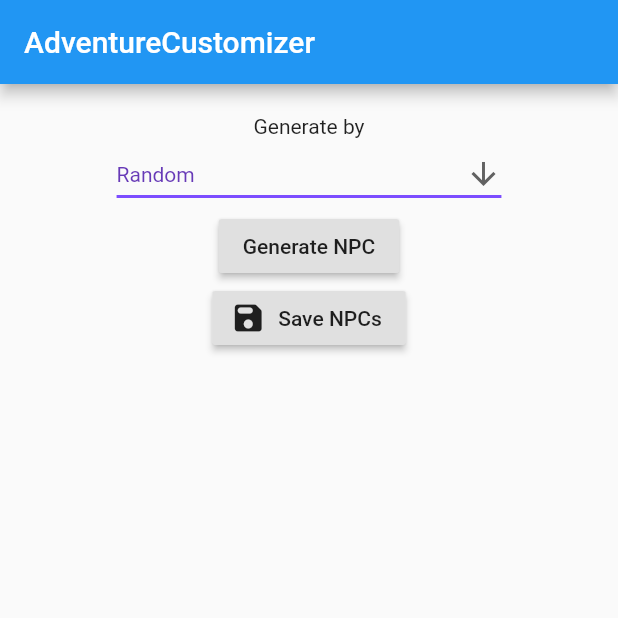
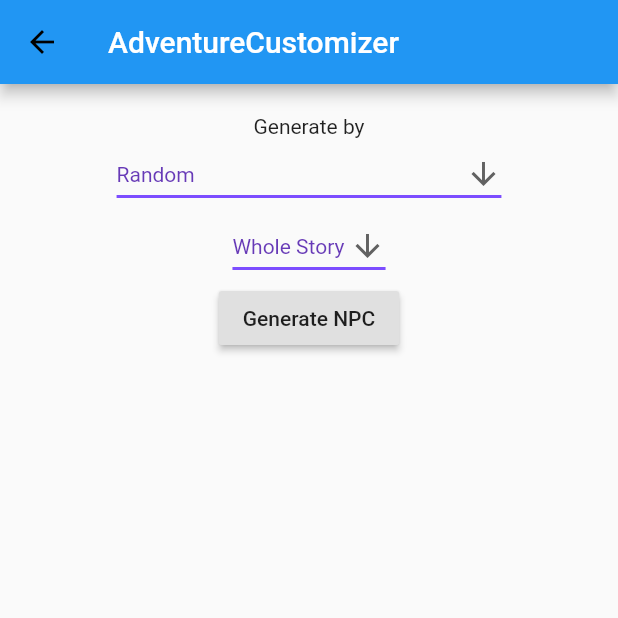
Before and after one commit to Puchacz007/game_master_companion_app, a Flutter app: the NPCgeneratorPage screen opened directly with empty values, on a phone screen of 412 x 824 dp, the top half of it. Run offline on Flutter 3.47's test engine with Material 2 defaults, Android fonts, the phone set to English and light mode, and no system bars.

```diff
--- a/lib/main.dart
+++ b/lib/main.dart
@@ -72,7 +72,7 @@ class _MyHomePageState extends State<MyHomePage> {
             ),
             RaisedButton.icon(
               onPressed: () {
-                Navigator.pushReplacement(
+                Navigator.push(
                   context,
                   MaterialPageRoute(
                       builder: (context) =>
@@ -87,7 +87,7 @@ class _MyHomePageState extends State<MyHomePage> {
             ),
             RaisedButton.icon(
               onPressed: () {
-                Navigator.pushReplacement(
+                Navigator.push(
                   context,
                   MaterialPageRoute(
                       builder: (context) =>
@@ -102,7 +102,7 @@ class _MyHomePageState extends State<MyHomePage> {
             ),
             RaisedButton.icon(
               onPressed: () {
-                Navigator.pushReplacement(
+                Navigator.push(
                   context,
                   MaterialPageRoute(
                       builder: (context) =>
--- a/lib/npcGenerator.dart
+++ b/lib/npcGenerator.dart
@@ -2,15 +2,13 @@ import 'package:flutter/cupertino.dart';
 import 'package:flutter/material.dart';
 import 'package:flutter/services.dart';
 import 'package:game_master_companion_app/adventure.dart';
-
-import 'adventureDesigner.dart';
+import 'package:game_master_companion_app/strings.dart';
 
 class NPCgeneratorPage extends StatefulWidget {
   NPCgeneratorPage({Key key, @required this.adventure}) : super(key: key);
 
   final Adventure adventure;
 
-  setState() {}
 
   @override
   _NPCgeneratorPageState createState() => _NPCgeneratorPageState(adventure);
@@ -18,47 +16,48 @@ class NPCgeneratorPage extends StatefulWidget {
 
 class _NPCgeneratorPageState extends State<NPCgeneratorPage> {
   Adventure adventure;
+  var npcs = <NPC>[];
+  final skillPointsNumber = TextEditingController();
 
   _NPCgeneratorPageState(this.adventure) {
-    adventure.stats.forEach((key, value) {
-      test[key] = false;
+    adventure.maxStats.forEach((key, value) {
+      priorityStats[key] = false;
+      skillPointsNumber.text = "0";
     });
   }
 
   String dropdownGenType = NPCGENRAND;
+  String dropdownStoryPoint = NPCGENWHOLESTORY;
   String dropdownStat;
 
-  static const NPCGENNONE = 'None';
-  static const NPCGENRAND = 'Random';
-  static const NPCGENSKILL = 'By skill points number';
-  static const NPCGENSTATS = 'By main stats';
-  static const NPCGENSKILLSTATS = 'By skill points number and main stats';
+  Map<String, bool> priorityStats = new Map();
 
-  Map<String, bool> test = new Map();
-  List<Stat> test2 = [];
+  // List<Stat> test2 = [];
+  bool isNPCGenerated = false;
 
   @override
   Widget build(BuildContext context) {
     //  test=new Map();
-
+/*
     adventure.stats.forEach((key, value) {
       test2.add(Stat(key, false));
     });
+*/
 
-    List<DropdownMenuItem> dropdownStatList = adventure.stats.keys
+    List<DropdownMenuItem> dropdownStatList = adventure.maxStats.keys
         .toList()
         .map((val) => DropdownMenuItem(
               value: val,
               child: Row(
                 children: <Widget>[
                   Checkbox(
-                    onChanged: (bool value) {
+                    onChanged: (bool check) {
                       setState(() {
-                        test[val] = value;
+                        priorityStats[val] = check;
                         // val.setCheck(value);
                       });
                     },
-                    value: test[val],
+                    value: priorityStats[val],
                   ),
                   Text(val),
                 ],
@@ -66,8 +65,25 @@ class _NPCgeneratorPageState extends State<NPCgeneratorPage> {
             ))
         .toList();
 
+    List<String> temp = [NPCGENWHOLESTORY];
+
+    for (var storyPoint in adventure.storyPoints.keys) {
+      temp.add(storyPoint.toString());
+    }
+
+    List<DropdownMenuItem> dropdownStoryPointsList = temp
+        .map((val) => DropdownMenuItem(
+              value: val,
+              child: Text(val),
+            ))
+        .toList();
+
     return Scaffold(
       appBar: AppBar(
+        leading: IconButton(
+          icon: Icon(Icons.arrow_back, color: Colors.black),
+          onPressed: () => Navigator.pop(context),
+        ),
         // Here we take the value from the MyHomePage object that was created by
         // the App.build method, and use it to set our appbar title.
         title: Text("AdventureCustomizer"),
@@ -97,9 +113,9 @@ class _NPCgeneratorPageState extends State<NPCgeneratorPage> {
               items: <String>[
                 NPCGENNONE,
                 NPCGENRAND,
-                NPCGENSKILL,
+                NPCGENSKILLPOINTS,
                 NPCGENSTATS,
-                NPCGENSKILLSTATS
+                NPCGENSKILLPOINTSSTATS
               ].map<DropdownMenuItem<String>>((String value) {
                 return DropdownMenuItem<String>(
                   value: value,
@@ -107,17 +123,35 @@ class _NPCgeneratorPageState extends State<NPCgeneratorPage> {
                 );
               }).toList(),
             ),
-            if (dropdownGenType == NPCGENSKILL ||
-                dropdownGenType == NPCGENSKILLSTATS)
+            DropdownButton<String>(
+              value: dropdownStoryPoint,
+              icon: Icon(Icons.arrow_downward),
+              iconSize: 24,
+              elevation: 16,
+              style: TextStyle(color: Colors.deepPurple),
+              underline: Container(
+                height: 2,
+                color: Colors.deepPurpleAccent,
+              ),
+              onChanged: (String newValue) {
+                setState(() {
+                  dropdownStoryPoint = newValue;
+                });
+              },
+              items: dropdownStoryPointsList,
+            ),
+            if (dropdownGenType == NPCGENSKILLPOINTS ||
+                dropdownGenType == NPCGENSKILLPOINTSSTATS)
               Column(
                 children: [
                   Text('Number of skill points to deposit',
                       textAlign: TextAlign.center),
                   Container(
-                    width: 30 * adventure.stats.length.toDouble(), // TODO TEST
+                    width: 30 * adventure.maxStats.length.toDouble(),
                     height: 25,
                     child: TextFormField(
-                      maxLength: adventure.stats.length * 3,
+                      controller: skillPointsNumber,
+                      maxLength: adventure.maxStats.length * 3,
                       maxLengthEnforced: true,
                       keyboardType: TextInputType.number,
                       inputFormatters: <TextInputFormatter>[
@@ -131,7 +165,7 @@ class _NPCgeneratorPageState extends State<NPCgeneratorPage> {
                 ],
               ),
             if ((dropdownGenType == NPCGENSTATS ||
-                dropdownGenType == NPCGENSKILLSTATS))
+                dropdownGenType == NPCGENSKILLPOINTSSTATS))
               DropdownButton(
                 value: dropdownStat,
                 onChanged: (val) => setState(() => dropdownStat = val),
@@ -139,6 +173,16 @@ class _NPCgeneratorPageState extends State<NPCgeneratorPage> {
               ),
             RaisedButton(
               onPressed: () {
+                setState(() {
+                  isNPCGenerated = true;
+                });
+
+                npcs.add(NPC(adventure.maxStats, priorityStats));
+                npcs[npcs.length - 1].generate(dropdownGenType,
+                    skillPointsNumber: int.parse(skillPointsNumber.value.text));
+
+                //  adventure.getNPC(adventure.npcs.length-1).generate(dropdownGenType,skillPointsNumber:int.parse(skillPointsNumber.value.text));
+                /*
                 Navigator.pushReplacement(
                   context,
                   MaterialPageRoute(
@@ -146,11 +190,17 @@ class _NPCgeneratorPageState extends State<NPCgeneratorPage> {
                             adventure: adventure,
                           )),
                 );
+                */
               },
               child: Text("Generate NPC"),
             ),
+            if (isNPCGenerated)
               RaisedButton.icon(
                 onPressed: () {
+                  adventure.addNPC(npcs[0]); //TODO testowe
+                  adventure.storyPoints[0].addNPC(npcs[0]);
+                  /*
+
                 Navigator.pushReplacement(
                   context,
                   MaterialPageRoute(
@@ -158,6 +208,8 @@ class _NPCgeneratorPageState extends State<NPCgeneratorPage> {
                             adventure: adventure,
                           )),
                 );
+
+                */
                 },
                 icon: Icon(Icons.save_rounded),
                 label: Text("Save NPCs"),
--- a/lib/strings.dart
+++ b/lib/strings.dart
@@ -0,0 +1,6 @@
+const NPCGENNONE = 'None';
+const NPCGENRAND = 'Random';
+const NPCGENSKILLPOINTS = 'By skill points number';
+const NPCGENSTATS = 'By main stats';
+const NPCGENSKILLPOINTSSTATS = 'By skill points number and main stats';
+const NPCGENWHOLESTORY = "Whole Story ";
```
Also changed, not shown: lib/adventure.dart (+98 -28 lines), lib/adventureCustomizer.dart (+9 -4 lines), lib/adventureDesigner.dart (+6 -2 lines). Lines whose indentation alone changed are shown as unchanged.
